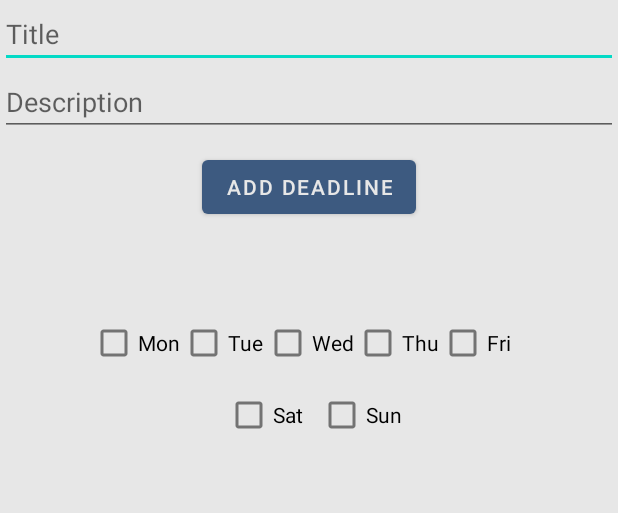
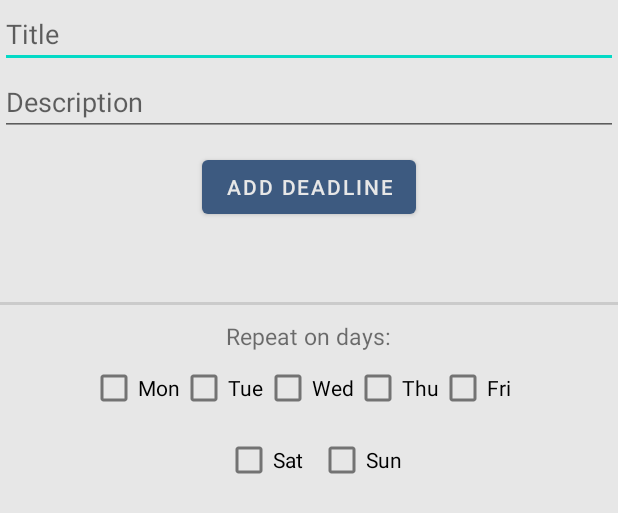
Before and after one commit to amizg/TaskMaster, an Android app: the layout alert_box_addtask.xml on its own in the app's theme, with its tools: preview values and no code run, on a phone screen of 412 x 824 dp. Shown: the top 513 px of the screen. Run offline under Robolectric (Android 15) with nearby library versions, the phone set to English and light mode, and no system bars; Roboto replaces fonts that are not available here.

Commit message:
fixed minor issue with xml layout

```diff
--- a/app/src/main/res/layout/alert_box_addtask.xml
+++ b/app/src/main/res/layout/alert_box_addtask.xml
@@ -35,16 +35,35 @@
         android:layout_centerHorizontal="true"
         android:layout_below="@id/DateBtn"
         android:layout_marginTop="15dp"
+        android:layout_marginBottom="10dp"
         android:gravity="center"
         android:text=""
-        android:textSize="30dp" />
+        android:textSize="20sp" />
+
+    <View
+        android:id="@+id/divider"
+        android:layout_width="match_parent"
+        android:layout_height="2dp"
+        android:background="?android:attr/listDivider"
+        android:layout_below="@id/selectedDateText"/>
+
+    <TextView
+        android:id="@+id/routineDays"
+        android:layout_width="wrap_content"
+        android:layout_height="wrap_content"
+        android:layout_centerHorizontal="true"
+        android:layout_below="@id/divider"
+        android:layout_marginTop="10dp"
+        android:gravity="center"
+        android:text="Repeat on days:"
+        android:textSize="15sp" />
 
     <CheckBox
         android:id="@+id/monCB"
         android:layout_width="wrap_content"
         android:layout_height="wrap_content"
         android:text="Mon"
-        android:layout_below="@+id/selectedDateText"
+        android:layout_below="@+id/routineDays"
         android:layout_toLeftOf="@id/tueCB"/>
 
     <CheckBox
@@ -52,7 +71,7 @@
         android:layout_width="wrap_content"
         android:layout_height="wrap_content"
         android:text="Tue"
-        android:layout_below="@+id/selectedDateText"
+        android:layout_below="@+id/routineDays"
         android:layout_toLeftOf="@id/wedCB"/>
 
     <CheckBox
@@ -60,7 +79,7 @@
         android:layout_width="wrap_content"
         android:layout_height="wrap_content"
         android:text="Wed"
-        android:layout_below="@+id/selectedDateText"
+        android:layout_below="@+id/routineDays"
         android:layout_centerHorizontal="true"/>
 
     <CheckBox
@@ -68,7 +87,7 @@
         android:layout_width="wrap_content"
         android:layout_height="wrap_content"
         android:text="Thu"
-        android:layout_below="@+id/selectedDateText"
+        android:layout_below="@+id/routineDays"
         android:layout_toRightOf="@+id/wedCB"/>
 
     <CheckBox
@@ -76,7 +95,7 @@
         android:layout_width="wrap_content"
         android:layout_height="wrap_content"
         android:text="Fri"
-        android:layout_below="@+id/selectedDateText"
+        android:layout_below="@+id/routineDays"
         android:layout_toRightOf="@+id/thuCB"/>
 
     <CheckBox
```
